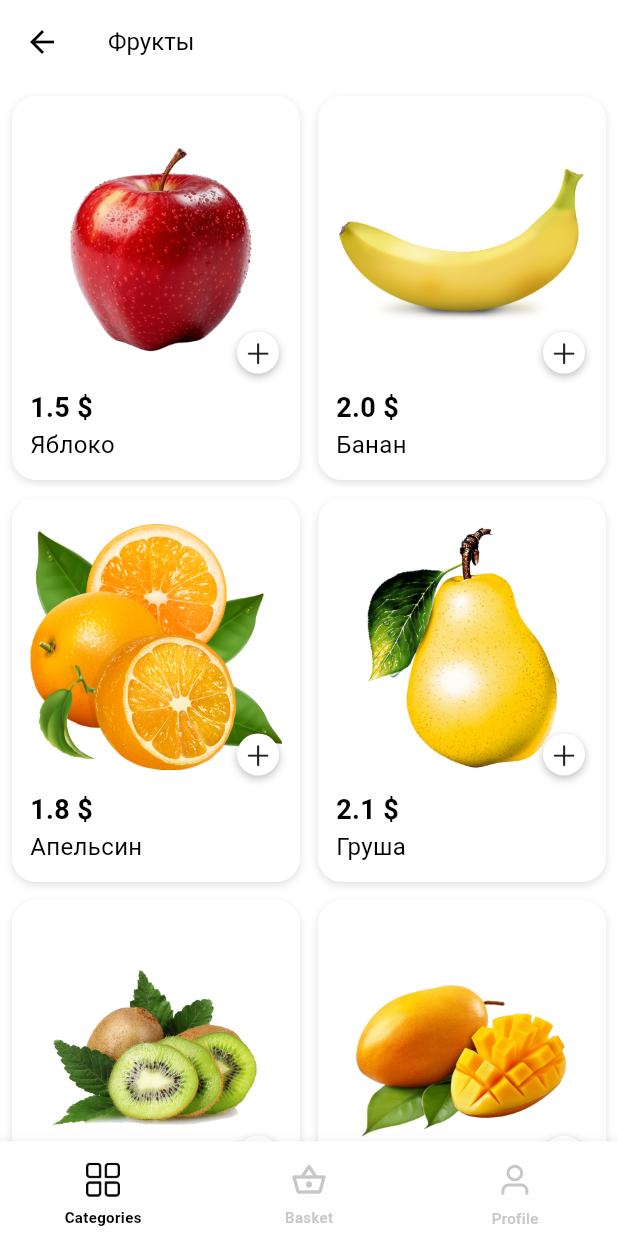
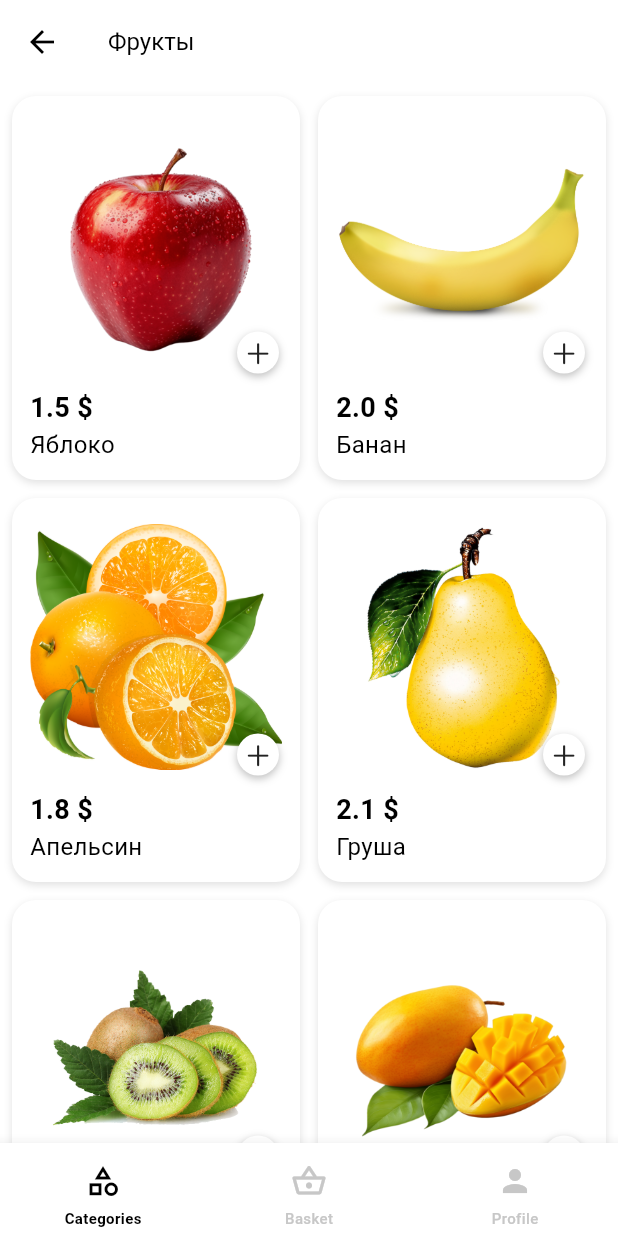
Before and after one commit to botirnabiev23/market-place, a Flutter app: the screen it shows after launch, after a tap on "Фрукты", on a phone screen of 412 x 824 dp. Run offline on Flutter 3.47's test engine with Material 3 defaults, Android fonts, the phone set to English and light mode, and no system bars; our stand-ins replace drift, flutter_riverpod, flutter_svg, gap, go_router, image_picker; accounts and stored records are empty; generated files the repository leaves out were written again.

Commit message:
update app

```diff
--- a/lib/pages/home/home_page.dart
+++ b/lib/pages/home/home_page.dart
@@ -1,6 +1,7 @@
 import 'package:flutter/material.dart';
 import 'package:flutter_svg/flutter_svg.dart';
 import 'package:go_router/go_router.dart';
+import 'package:market_place/pages/home/widgets/bottom_bar_item_widget.dart';
 
 class HomePage extends StatefulWidget {
   final StatefulNavigationShell navigationShell;
@@ -12,13 +13,22 @@ class HomePage extends StatefulWidget {
 }
 
 class _HomePageState extends State<HomePage> {
-  int _selectedIndex = 0;
+  late int _selectedIndex;
+
+  @override
+  void initState() {
+    _selectedIndex = widget.navigationShell.currentIndex;
+    super.initState();
+  }
+
+  @override
+  void didUpdateWidget(covariant HomePage oldWidget) {
+    _selectedIndex = widget.navigationShell.currentIndex;
+    super.didUpdateWidget(oldWidget);
+  }
 
   void _onTap(int index) {
     widget.navigationShell.goBranch(index);
-    setState(() {
-      _selectedIndex = index;
-    });
   }
 
   @override
@@ -49,46 +59,30 @@ class _HomePageState extends State<HomePage> {
           ),
           items: [
             BottomNavigationBarItem(
-              icon: Padding(
+              icon: CustomBottomNavIcon(
+                icon: Icons.category_outlined,
+                isSelected: _selectedIndex == BottomNavigationItem.categories.index,
                 padding: const EdgeInsets.only(bottom: 6, top: 8),
-                child: Image.asset(
-                  'assets/images/category.png',
-                  width: 24,
-                  height: 24,
-                  color:
-                      _selectedIndex == BottomNavigationItem.categories.index
-                          ? Colors.black
-                          : Color(0xffC7C7C7),
-                ),
               ),
               label: 'Categories',
             ),
             BottomNavigationBarItem(
-              icon: Padding(
+              icon: CustomBottomNavIcon(
+                icon: Icons.shopping_basket_outlined,
+                isSelected: _selectedIndex == BottomNavigationItem.basket.index,
                 padding: const EdgeInsets.only(bottom: 6, top: 8),
-                child: Icon(
-                  Icons.shopping_basket_outlined,
-                  color:
-                      _selectedIndex == BottomNavigationItem.basket.index
-                          ? Colors.black
-                          : Color(0xffC7C7C7),
-                ),
               ),
               label: 'Basket',
             ),
             BottomNavigationBarItem(
-              icon: Padding(
+              icon: CustomBottomNavIcon(
+                icon: Icons.person,
+                isSelected: _selectedIndex == BottomNavigationItem.profile.index,
                 padding: const EdgeInsets.only(bottom: 6, top: 8),
-                child: SvgPicture.asset(
-                  'assets/images/profile.svg',
-                  color:
-                      _selectedIndex == BottomNavigationItem.profile.index
-                          ? Colors.black
-                          : Color(0xffC7C7C7),
-                ),
               ),
               label: 'Profile',
             ),
+
           ],
         ),
       ),
--- /dev/null
+++ b/lib/pages/home/widgets/bottom_bar_item_widget.dart
@@ -0,0 +1,25 @@
+import 'package:flutter/material.dart';
+
+class CustomBottomNavIcon extends StatelessWidget {
+  final IconData icon;
+  final bool isSelected;
+  final EdgeInsetsGeometry padding;
+
+  const CustomBottomNavIcon({
+    super.key,
+    required this.icon,
+    required this.isSelected,
+    required this.padding,
+  });
+
+  @override
+  Widget build(BuildContext context) {
+    return Padding(
+      padding: padding,
+      child: Icon(
+        icon,
+        color: isSelected ? Colors.black : Color(0xffC7C7C7),
+      ),
+    );
+  }
+}
--- a/lib/pages/product/widgets/product_item_widget.dart
+++ b/lib/pages/product/widgets/product_item_widget.dart
@@ -5,7 +5,6 @@ import 'package:market_place/models/product_model.dart';
 import 'package:market_place/pages/product/widgets/add_basket_button.dart';
 import 'package:market_place/pages/product/widgets/basket_counter.dart';
 import 'package:market_place/providers/basket_provider.dart';
-import 'package:collection/collection.dart';
 
 class ProductItemWidget extends ConsumerWidget {
   final Product product;
@@ -14,10 +13,8 @@ class ProductItemWidget extends ConsumerWidget {
 
   @override
   Widget build(BuildContext context, WidgetRef ref) {
-    final basketItems = ref.watch(basketProvider);
-    final item = basketItems.firstWhereOrNull(
-          (item) => item.product.id == product.id,
-    );
+    final basketState = ref.watch(basketProvider);
+    final item = basketState.map[product.id];
 
     return Hero(
       tag: product.id,
@@ -88,5 +85,4 @@ class ProductItemWidget extends ConsumerWidget {
       ),
     );
   }
-
 }
```
Also changed, not shown: lib/pages/basket/basket_page.dart (+13 -20 lines), lib/pages/product/widgets/product_detail_page.dart (+19 -37 lines), lib/providers/basket_provider.dart (+13 -12 lines), lib/providers/basket_state.dart (added, +18 -0 lines).
